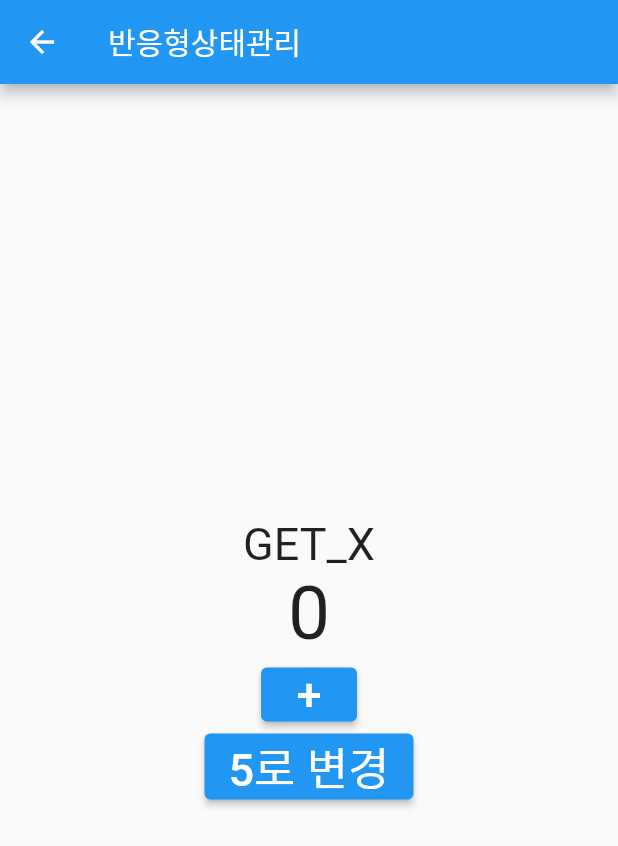
After one commit to Zephyras/getx_state_management, a Flutter app: the screen it shows after launch, after a tap on "반응형상태관리", on a phone screen of 412 x 824 dp. The commit adds this screen. Shown: the top 846 px of the screen. Run offline on Flutter 3.47's test engine with Material 2 defaults, Android fonts, the phone set to English and light mode, and no system bars; our stand-ins replace get.

Commit message:
GetX 주요기능(반응형상태관리, obs,Rx타입)
GetX 주요기능(반응형상태관리, obs,Rx타입)

```diff
--- a/lib/feature/Home/view/home.dart
+++ b/lib/feature/home/view/home.dart
@@ -1,6 +1,7 @@
 import 'package:flutter/material.dart';
 import 'package:get/get.dart';
 import 'package:getx/feature/normal/First/first.dart';
+import 'package:getx/feature/reactive_state_manage_page/reactive_state_manage_page.dart';
 import 'package:getx/feature/simple_state_manage_page/simple_state_manage_page.dart';
 
 class Home extends StatelessWidget {
@@ -78,6 +79,12 @@ class Home extends StatelessWidget {
                 Get.to(SimpleStateManagePage());
               },
             ),
+            ElevatedButton(
+              child: Text("반응형상태관리"),
+              onPressed: () {
+                Get.to(ReactiveStateManagePage());
+              },
+            ),
           ],
         ),
       ),
--- /dev/null
+++ b/lib/feature/reactive_state_manage_page/controller/count_controller_with_reactive.dart
@@ -0,0 +1,65 @@
+import 'package:get/get.dart';
+
+//enum 문
+enum NUM { FIRST, SECOND }
+
+class User {
+  String? name;
+  int? age;
+
+  //초기갑을 받기위해 선언
+  User({this.name, this.age});
+}
+
+class CountControllerWithReactive extends GetxController {
+  RxInt count = 0.obs;
+  RxDouble _double = 0.0.obs;
+  RxString value = "".obs;
+  RxBool fbool = true.obs;
+
+  Rx<NUM> nums = NUM.FIRST.obs;
+  Rx<User> user = User(name: "꿈틀", age: 22).obs;
+  RxList list = [].obs;
+  void increase() {
+    count++;
+    _double; //_double++ 이 안된 null 값처리를 해야한다고 나옴.
+    _double(424);
+
+    nums(NUM.SECOND); // Enum문으로 값을 받아올때 이렇게 하면 업데이트가 된다.
+    user(User());
+    user.update((_user) {
+      _user?.name = "개발하는 꿈틀";
+    });
+
+    // list.addAll(item);
+    // list.add(item);
+    list.addIf(user.value.name == "개발하는 남자", "okay");
+  }
+
+  void putNumber(int value) {
+    count(value);
+  }
+
+  @override
+  void onInit() {
+    //ever는 값이 변경될떄마다 호출된다.
+    ever(count, (_) => print("매번 호출"));
+    once(count, (_) => print("한번만 호출"));
+
+    //debouce는 검색하거나 사용자가 키를 입력하거나 업데이트를 하거나 서버 부화를 일으킬수 잇으므로 이벤트가 끝났을때 잠시 멈쳤을때 검색을 넣기위했을때 사용된다.
+    debounce(count, (_) => print("마지막 변경에 한번만 호출"), time: Duration(seconds: 1));
+
+    //1초마다 사용된다.
+    interval(count, (_) => print("변경되고 있는 동안 1초마다 호출"),
+        time: Duration(seconds: 1));
+    super.onInit();
+  }
+  // @override
+  // void onClose() {
+  //   // TODO: implement onClose
+  //   super.onClose();
+  // }
+  // @override
+  // // TODO: implement onDelete
+  // InternalFinalCallback<void> get onDelete => super.onDelete;
+}
--- /dev/null
+++ b/lib/feature/reactive_state_manage_page/reactive_state_manage_page.dart
@@ -0,0 +1,47 @@
+import 'package:flutter/material.dart';
+import 'package:get/get.dart';
+import 'controller/count_controller_with_reactive.dart';
+
+class ReactiveStateManagePage extends StatelessWidget {
+  const ReactiveStateManagePage({Key? key}) : super(key: key);
+
+  @override
+  Widget build(BuildContext context) {
+    Get.put(CountControllerWithReactive());
+    //부모에다가 선언해도된다
+    //Get.put(CountControllerWithGetX());
+    return Scaffold(
+      appBar: AppBar(
+        title: Text("반응형상태관리"),
+      ),
+      body: Center(
+        child: Column(
+          mainAxisAlignment: MainAxisAlignment.center,
+          children: [
+            Text("GET_X", style: TextStyle(fontSize: 30)),
+            // GetX(
+            //   builder: (_) {
+            //     return Text(
+            //         "${Get.find<CountControllerWithReactive>().count.value}",
+            //         style: TextStyle(fontSize: 50));
+            //   },
+            // ),
+            Obx(() => Text(
+                "${Get.find<CountControllerWithReactive>().count.value}",
+                style: TextStyle(fontSize: 50))),
+            ElevatedButton(
+                onPressed: () {
+                  Get.find<CountControllerWithReactive>().increase();
+                },
+                child: Text("+", style: TextStyle(fontSize: 30))),
+            ElevatedButton(
+                onPressed: () {
+                  Get.find<CountControllerWithReactive>().putNumber(5);
+                },
+                child: Text("5로 변경", style: TextStyle(fontSize: 30))),
+          ],
+        ),
+      ),
+    );
+  }
+}
--- a/lib/feature/simple_state_manage_page/simple_state_manage_page.dart
+++ b/lib/feature/simple_state_manage_page/simple_state_manage_page.dart
@@ -2,8 +2,8 @@ import 'package:flutter/material.dart';
 import 'package:get/get.dart';
 import 'package:getx/feature/state/controller/count_controller_with_getx.dart';
 import 'package:getx/feature/state/controller/count_controller_with_provider.dart';
-import 'package:getx/feature/state/with_getx.dart';
-import 'package:getx/feature/state/with_provider.dart';
+import 'package:getx/feature/state/view/with_getx.dart';
+import 'package:getx/feature/state/view/with_provider.dart';
 import 'package:provider/provider.dart';
 
 class SimpleStateManagePage extends StatelessWidget {
```
Also changed, not shown: lib/feature/state/controller/count_controller_with_getx.dart (+7 -0 lines), lib/feature/state/view/with_getx.dart (renamed from lib/feature/state/with_getx.dart), lib/feature/state/view/with_provider.dart (renamed from lib/feature/state/with_provider.dart).
